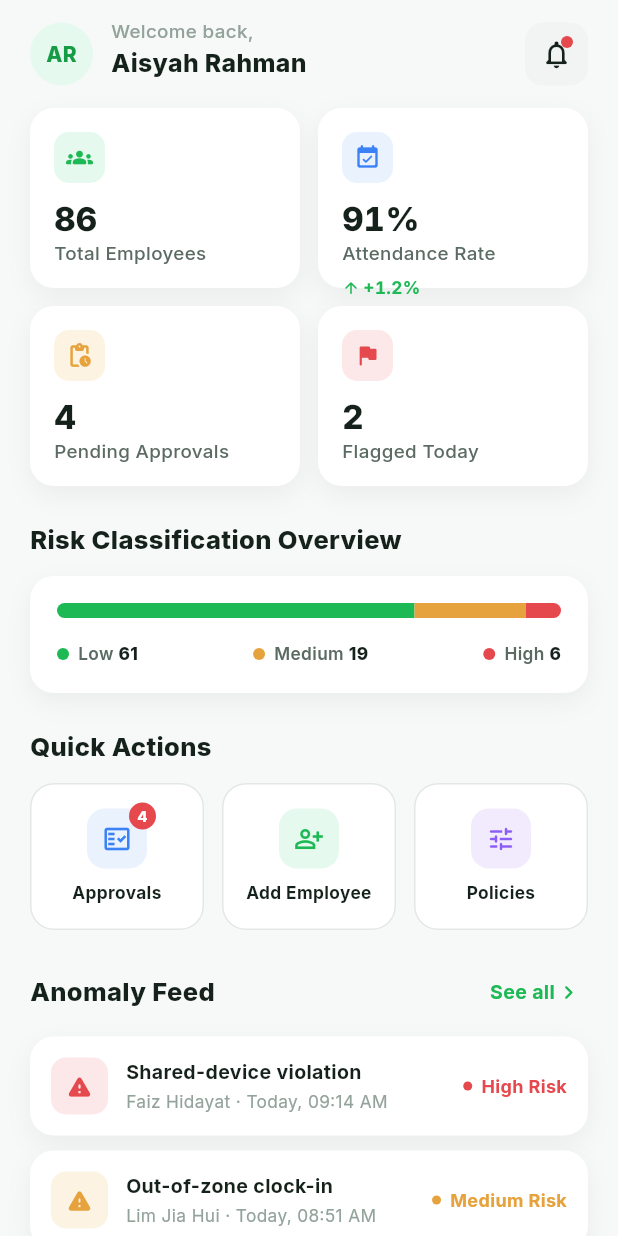
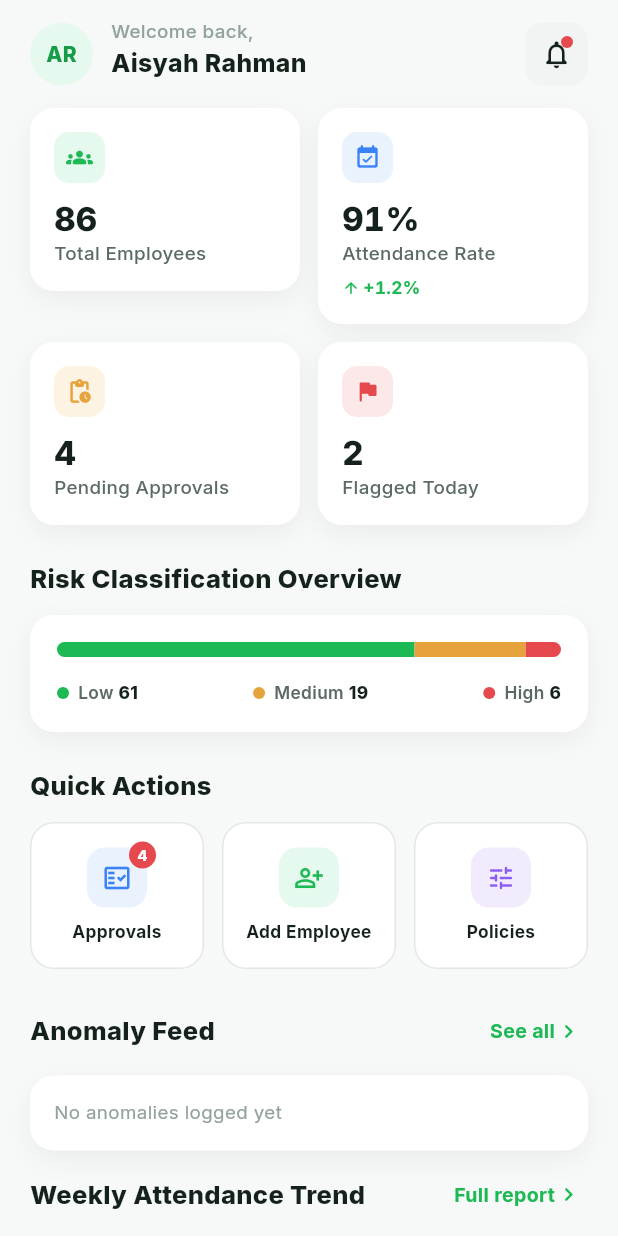
Before and after one commit to W-Hin/monika, a Flutter app: the HrHomeScreen screen opened directly, on a phone screen of 412 x 824 dp. Run offline on Flutter 3.47's test engine with Material 3 defaults, Android fonts, the phone set to English and light mode, and no system bars; our stand-ins replace device_info_plus, geolocator, shared_preferences, supabase_flutter; missing offline and left inert: network_info_plus; accounts and stored records are empty; statements that could not run were skipped.

Commit message:
Wire Anomaly feed to real flagged clock-ins
Every failed IoT check on a real clock-in now raises its own
anomaly_events row (GPS/WiFi/device can all fail independently on one
attempt), plus repeated-late detection over a 14-day window. HR's
dashboard preview and full Anomaly Detail screen read live data instead
of DummyData.anomalyFeed, with Mark Reviewed persisting for real.

Fixes two gaps in the original schema: the type check was missing
wifi_mismatch (one of the four anomaly types the dummy data actually
had), and RLS had no way for an employee's own client to write an
anomaly event about their own clock-in.

```diff
--- a/lib/core/data/dummy_data.dart
+++ b/lib/core/data/dummy_data.dart
@@ -154,10 +154,10 @@ class DummyData {
   ];
 
   static final List<AnomalyEvent> anomalyFeed = [
-    const AnomalyEvent(employeeName: 'Faiz Hidayat', type: 'Shared-device violation', date: 'Today, 09:14 AM', details: 'Device token already bound to another employee account', severity: RiskLevel.high),
-    const AnomalyEvent(employeeName: 'Lim Jia Hui', type: 'Out-of-zone clock-in', date: 'Today, 08:51 AM', details: 'GPS coordinates 340m outside geofence radius', severity: RiskLevel.medium),
-    const AnomalyEvent(employeeName: 'Ramesh Kumar', type: 'Repeated late arrival', date: 'Yesterday', details: '4th late arrival in the past 14 days', severity: RiskLevel.medium),
-    const AnomalyEvent(employeeName: 'Tan Wei Ming', type: 'WiFi SSID mismatch', date: '2 days ago', details: 'Connected to unrecognised network during clock-in attempt', severity: RiskLevel.low),
+    const AnomalyEvent(id: 1, employeeName: 'Faiz Hidayat', type: 'Shared-device violation', date: 'Today, 09:14 AM', details: 'Device token already bound to another employee account', severity: RiskLevel.high),
+    const AnomalyEvent(id: 2, employeeName: 'Lim Jia Hui', type: 'Out-of-zone clock-in', date: 'Today, 08:51 AM', details: 'GPS coordinates 340m outside geofence radius', severity: RiskLevel.medium),
+    const AnomalyEvent(id: 3, employeeName: 'Ramesh Kumar', type: 'Repeated late arrival', date: 'Yesterday', details: '4th late arrival in the past 14 days', severity: RiskLevel.medium),
+    const AnomalyEvent(id: 4, employeeName: 'Tan Wei Ming', type: 'WiFi SSID mismatch', date: '2 days ago', details: 'Connected to unrecognised network during clock-in attempt', severity: RiskLevel.low),
   ];
 
   static final List<TeamMemberSummary> teamOverview = [
--- a/lib/view/hr/home/hr_home.dart
+++ b/lib/view/hr/home/hr_home.dart
@@ -5,6 +5,7 @@ import '../../shared/widgets/common_widgets.dart';
 import '../../shared/widgets/status_pill.dart';
 import '../../../core/data/dummy_data.dart';
 import '../../../model/models.dart';
+import '../../../controller/anomaly_controller.dart';
 import '../analytics/anomaly_detail.dart';
 import '../approvals/hr_approvals.dart';
 import '../analytics/hr_analytics.dart';
@@ -12,8 +13,19 @@ import '../employees/add_employee.dart';
 import '../policy/policy_config.dart';
 import '../../shared/notification.dart';
 
-class HrHomeScreen extends StatelessWidget {
+class HrHomeScreen extends StatefulWidget {
   const HrHomeScreen({super.key});
+
+  @override
+  State<HrHomeScreen> createState() => _HrHomeScreenState();
+}
+
+class _HrHomeScreenState extends State<HrHomeScreen> {
+  @override
+  void initState() {
+    super.initState();
+    anomalyController.loadFeed();
+  }
 
   @override
   Widget build(BuildContext context) {
@@ -32,25 +44,26 @@ class HrHomeScreen extends StatelessWidget {
       ),
       body: SafeArea(
         top: false,
-        child: ListView(
+        child: ListenableBuilder(
+          listenable: anomalyController,
+          builder: (context, _) => ListView(
           padding: const EdgeInsets.fromLTRB(20, 8, 20, 24),
           children: [
-            GridView.count(
-              shrinkWrap: true,
-              physics: const NeverScrollableScrollPhysics(),
-              crossAxisCount: 2,
-              mainAxisSpacing: 12,
-              crossAxisSpacing: 12,
-              childAspectRatio: 1.5,
+            Row(
+              crossAxisAlignment: CrossAxisAlignment.start,
               children: [
-                StatCard(
+                Expanded(
+                  child: StatCard(
                     label: 'Total Employees',
                     value: '${DummyData.totalEmployees}',
                     icon: Icons.groups_rounded,
                     iconColor: c.primary,
                     iconBg: c.primaryLight,
                   ),
-                StatCard(
+                ),
+                const SizedBox(width: 12),
+                Expanded(
+                  child: StatCard(
                     label: 'Attendance Rate',
                     value: '${(DummyData.overallAttendanceRate * 100).toInt()}%',
                     icon: Icons.event_available_rounded,
@@ -58,19 +71,31 @@ class HrHomeScreen extends StatelessWidget {
                     iconBg: c.infoBlueBg,
                     trend: '+1.2%',
                   ),
-                StatCard(
+                ),
+              ],
+            ),
+            const SizedBox(height: 12),
+            Row(
+              crossAxisAlignment: CrossAxisAlignment.start,
+              children: [
+                Expanded(
+                  child: StatCard(
                     label: 'Pending Approvals',
                     value: '${DummyData.pendingLeaveCount}',
                     icon: Icons.pending_actions_rounded,
                     iconColor: c.amber,
                     iconBg: c.amberBg,
                   ),
-                StatCard(
+                ),
+                const SizedBox(width: 12),
+                Expanded(
+                  child: StatCard(
                     label: 'Flagged Today',
                     value: '${DummyData.flaggedEventsToday}',
                     icon: Icons.flag_rounded,
                     iconColor: c.riskHigh,
                     iconBg: c.riskHighBg,
+                  ),
                 ),
               ],
             ),
@@ -153,7 +178,12 @@ class HrHomeScreen extends StatelessWidget {
               actionLabel: 'See all',
               onAction: () => Navigator.push(context, MaterialPageRoute(builder: (_) => const AnomalyDetailScreen())),
             ),
-            ...DummyData.anomalyFeed.take(3).map((a) => Padding(
+            if (anomalyController.feed.isEmpty)
+              AppCard(
+                child: Text('No anomalies logged yet', style: TextStyle(fontSize: 12.5, color: c.textMuted)),
+              )
+            else
+              ...anomalyController.feed.take(3).map((a) => Padding(
                 padding: const EdgeInsets.only(bottom: 10),
                 child: _AnomalyTile(event: a),
               )),
@@ -199,6 +229,7 @@ class HrHomeScreen extends StatelessWidget {
               ),
             ),
           ],
+          ),
         ),
       ),
     );
```
Also changed, not shown: lib/connection/anomaly_service.dart (+48 -0 lines), lib/controller/anomaly_controller.dart (+63 -0 lines), lib/view/hr/analytics/anomaly_detail.dart (+22 -16 lines), 1 other file. Lines whose indentation alone changed are shown as unchanged.
